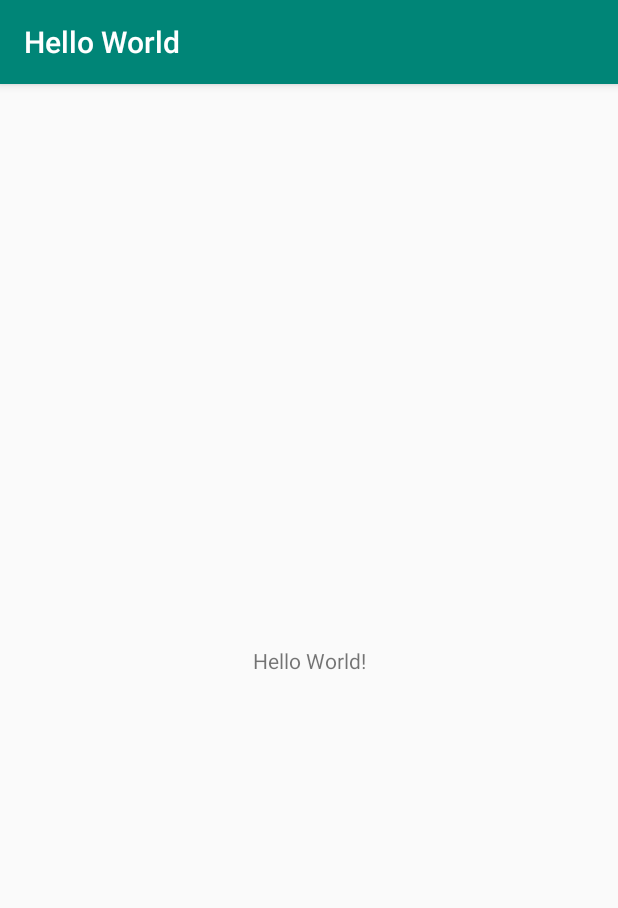
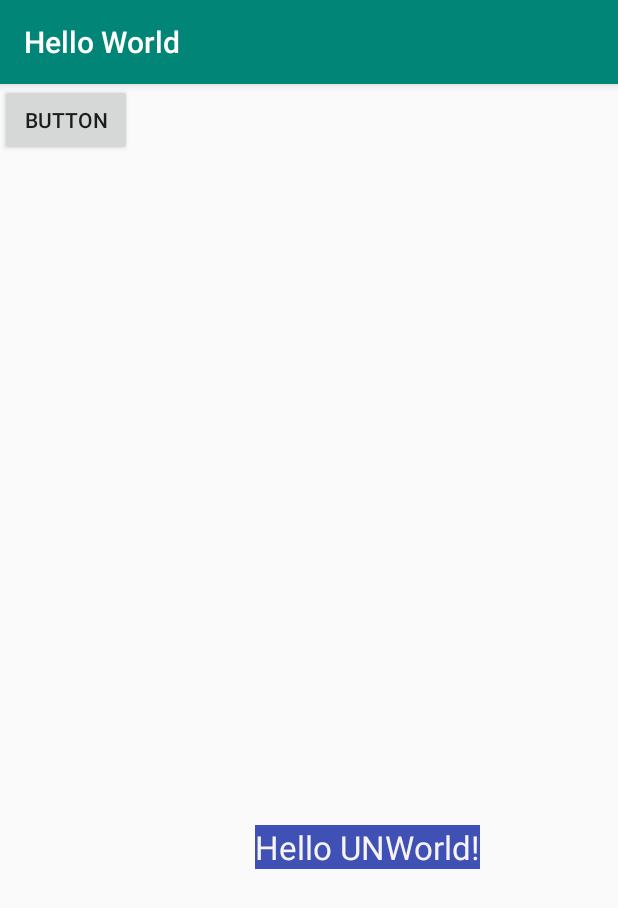
Before and after one commit to gadrielag/mobileApp, an Android app: the screen it shows after launch (MainActivity), on a phone screen of 412 x 824 dp. Shown: the top 908 px of the screen. Run offline under Robolectric (Android 15) with nearby library versions, the phone set to English and light mode, and no system bars.

Commit message:
add hello world

```diff
--- a/Reto0/app/src/main/AndroidManifest.xml
+++ b/Reto0/app/src/main/AndroidManifest.xml
@@ -1,6 +1,6 @@
 <?xml version="1.0" encoding="utf-8"?>
 <manifest xmlns:android="http://schemas.android.com/apk/res/android"
-    package="com.example.helloworld" >
+    package="com.example.helloworld">
 
     <application
         android:allowBackup="true"
@@ -8,8 +8,8 @@
         android:label="@string/app_name"
         android:roundIcon="@mipmap/ic_launcher_round"
         android:supportsRtl="true"
-        android:theme="@style/AppTheme" >
-        <activity android:name=".MainActivity" >
+        android:theme="@style/AppTheme">
+        <activity android:name=".MainActivity">
             <intent-filter>
                 <action android:name="android.intent.action.MAIN" />
 
--- a/Reto0/app/src/main/res/layout/activity_main.xml
+++ b/Reto0/app/src/main/res/layout/activity_main.xml
@@ -1,19 +1,45 @@
 <?xml version="1.0" encoding="utf-8"?>
-<androidx.constraintlayout.widget.ConstraintLayout
-    xmlns:android="http://schemas.android.com/apk/res/android"
+<androidx.constraintlayout.widget.ConstraintLayout xmlns:android="http://schemas.android.com/apk/res/android"
+    xmlns:app="http://schemas.android.com/apk/res-auto"
     xmlns:tools="http://schemas.android.com/tools"
-    xmlns:app="http://schemas.android.com/apk/res-auto"
     android:layout_width="match_parent"
     android:layout_height="match_parent"
     tools:context=".MainActivity">
 
     <TextView
+        android:id="@+id/textView"
         android:layout_width="wrap_content"
         android:layout_height="wrap_content"
-        android:text="Hello World!"
+        android:background="#F7F4F4"
+        android:backgroundTint="#3F51B5"
+        android:text="Hello UNWorld!"
+        android:textAppearance="@style/TextAppearance.AppCompat.Large"
+        android:textColor="#FDFAF6F6"
         app:layout_constraintBottom_toBottomOf="parent"
+        app:layout_constraintHorizontal_bias="0.65"
         app:layout_constraintLeft_toLeftOf="parent"
         app:layout_constraintRight_toRightOf="parent"
-        app:layout_constraintTop_toTopOf="parent" />
+        app:layout_constraintTop_toTopOf="parent"
+        app:layout_constraintVertical_bias="0.669" />
+
+    <ImageView
+        android:id="@+id/imageView2"
+        android:layout_width="wrap_content"
+        android:layout_height="wrap_content"
+        android:layout_marginStart="128dp"
+        android:layout_marginTop="288dp"
+        android:layout_marginEnd="8dp"
+        app:layout_constraintEnd_toEndOf="@+id/textView"
+        app:layout_constraintStart_toStartOf="parent"
+        app:layout_constraintTop_toTopOf="parent"
+        tools:srcCompat="@tools:sample/avatars[2]" />
+
+    <Button
+        android:id="@+id/button"
+        android:layout_width="wrap_content"
+        android:layout_height="wrap_content"
+        android:text="Button"
+        tools:layout_editor_absoluteX="138dp"
+        tools:layout_editor_absoluteY="130dp" />
 
 </androidx.constraintlayout.widget.ConstraintLayout>
```
